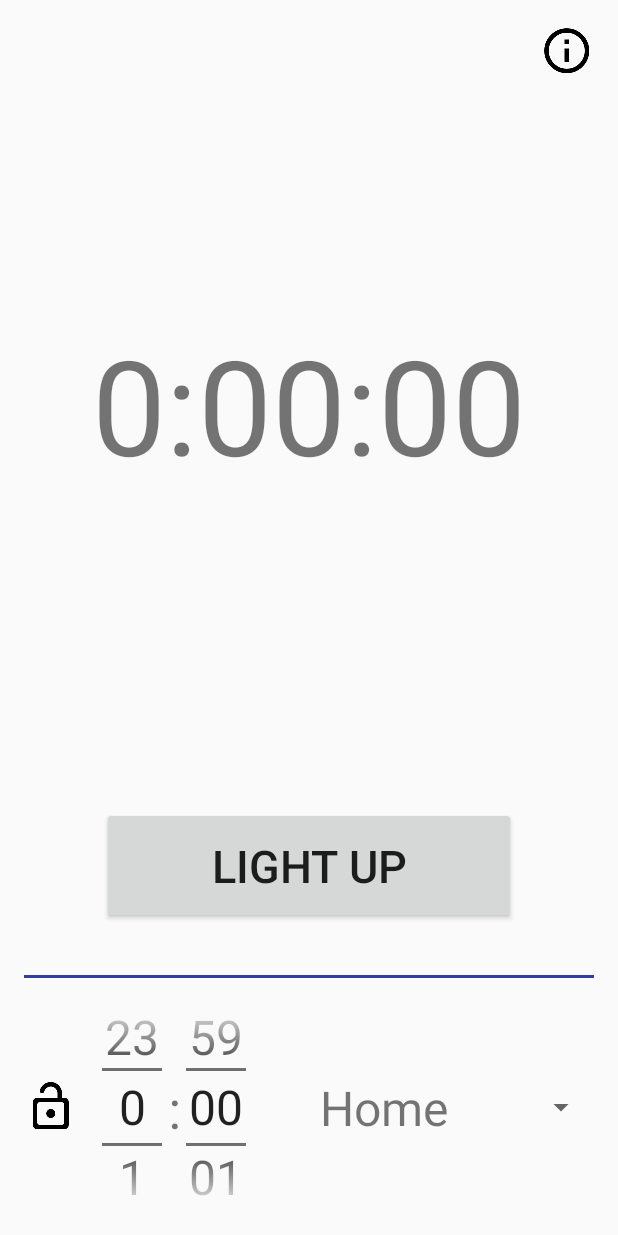
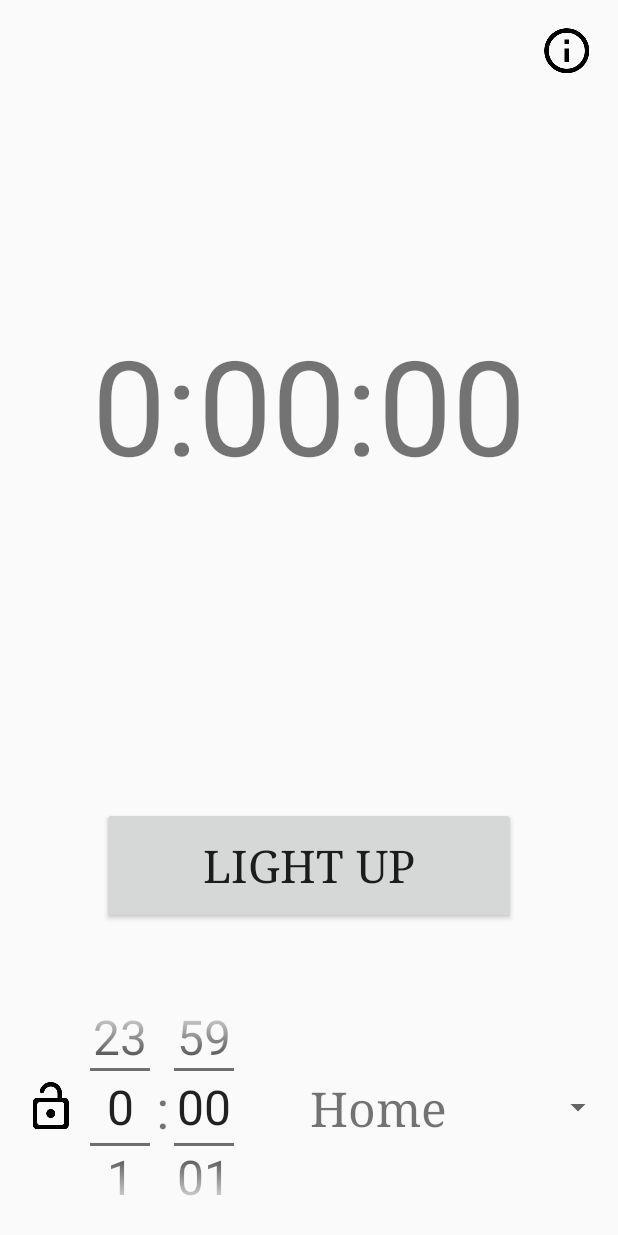
Before and after one commit to RBruce89/QuitClock, an Android app: the screen it shows after launch (MainActivity), on a phone screen of 412 x 824 dp. Run offline under Robolectric (Android 15) with nearby library versions, the phone set to English and light mode, and no system bars.

Commit message:
Style UI

```diff
--- a/app/src/main/java/com/example/caden/quitclock/ManageLacations.java
+++ b/app/src/main/java/com/example/caden/quitclock/ManageLacations.java
@@ -48,7 +48,7 @@ public class ManageLacations {
             locationBuilder.setTitle(R.string.add_location_title);
 
             final EditText locationInput = new EditText(mainActivity);
-            locationInput.setFilters(new InputFilter[] {new InputFilter.LengthFilter(12)});
+            locationInput.setFilters(new InputFilter[] {new InputFilter.LengthFilter(10)});
             locationInput.setInputType(InputType.TYPE_TEXT_FLAG_CAP_WORDS);
             locationBuilder.setView(locationInput);
 
--- a/app/src/main/res/layout/activity_main.xml
+++ b/app/src/main/res/layout/activity_main.xml
@@ -4,7 +4,8 @@
     android:layout_width="match_parent"
     android:layout_height="match_parent"
     xmlns:app="http://schemas.android.com/apk/res-auto"
-    tools:context=".MainActivity">
+    tools:context=".MainActivity"
+    android:id="@+id/lyt_background">
     <Button
         android:id="@+id/btn_info"
         android:layout_width="36dp"
@@ -31,6 +32,7 @@
         android:layout_marginBottom="34dp"
         android:text="Light Up"
         android:textSize="30sp"
+        android:fontFamily="serif"
         app:layout_constraintLeft_toLeftOf="parent"
         app:layout_constraintRight_toRightOf="parent"
         app:layout_constraintBottom_toTopOf="@+id/divider"/>
@@ -43,7 +45,6 @@
         android:layout_marginBottom="16dp"
         android:layout_marginStart="16dp"
         android:layout_marginEnd="16dp"
-        android:background="@color/colorPrimaryDark"
         app:layout_constraintBottom_toTopOf="@+id/nbp_hour"/>
 
     <Button
@@ -63,7 +64,7 @@
         android:layout_height="140dp"
         android:layout_marginTop="16dp"
         android:layout_marginBottom="16dp"
-        android:layout_marginStart="16dp"
+        android:layout_marginStart="8dp"
         android:layout_marginEnd="16dp"
         app:layout_constraintLeft_toRightOf="@+id/btn_lock_number_pickers"
         app:layout_constraintBottom_toBottomOf="parent" />
@@ -92,7 +93,7 @@
 
     <Spinner
         android:id="@+id/spn_locations"
-        android:layout_width="220dp"
+        android:layout_width="250dp"
         android:layout_height="wrap_content"
         android:layout_marginTop="16dp"
         android:layout_marginBottom="16dp"
--- a/app/src/main/res/values/styles.xml
+++ b/app/src/main/res/values/styles.xml
@@ -12,10 +12,18 @@
         <item name="android:dropDownListViewStyle">@style/spinnerDropDownList</item>
     </style>
 
-    <color name="colorLocked">#B0BEC5</color>
+    <color name="colorLocked">#D32F2F</color>
     <color name="colorUnlocked">#000000</color>
-    <color name="colorRed">#D50000</color>
-    <color name="colorGreen">#00E676</color>
+
+    <color name="colorRedButton">#9E9E9E</color>
+    <color name="colorLightRed">#FFEBEE</color>
+    <color name="colorRedAccent">#D50000</color>
+    <color name="colorGreenButton">#78909C</color>
+    <color name="colorLightGreen">#E8F5E9</color>
+    <color name="colorGreenAccent">#00C853</color>
+
+    <color name="colorBlack">#000000</color>
+    <color name="colorWhite">#FFFFFF</color>
 
     <style name="spinnerItemStyle">
         <item name="android:paddingTop">0dp</item>
@@ -24,6 +32,7 @@
         <item name="android:paddingLeft">0dp</item>
         <item name="android:gravity">center_horizontal</item>
         <item name="android:textSize">32sp</item>
+        <item name="android:fontFamily">serif</item>
     </style>
 
     <style name="spinnerDropDownItemStyle">
@@ -31,7 +40,8 @@
         <item name="android:paddingBottom">0dp</item>
         <item name="android:paddingRight">0dp</item>
         <item name="android:paddingLeft">12dp</item>
-        <item name="android:textSize">24sp</item>
+        <item name="android:textSize">20sp</item>
+        <item name="android:fontFamily">serif</item>
     </style>
 
     <style name="spinnerDropDownList">
```
Also changed, not shown: app/src/main/java/com/example/caden/quitclock/MainActivity.java (+18 -2 lines).
